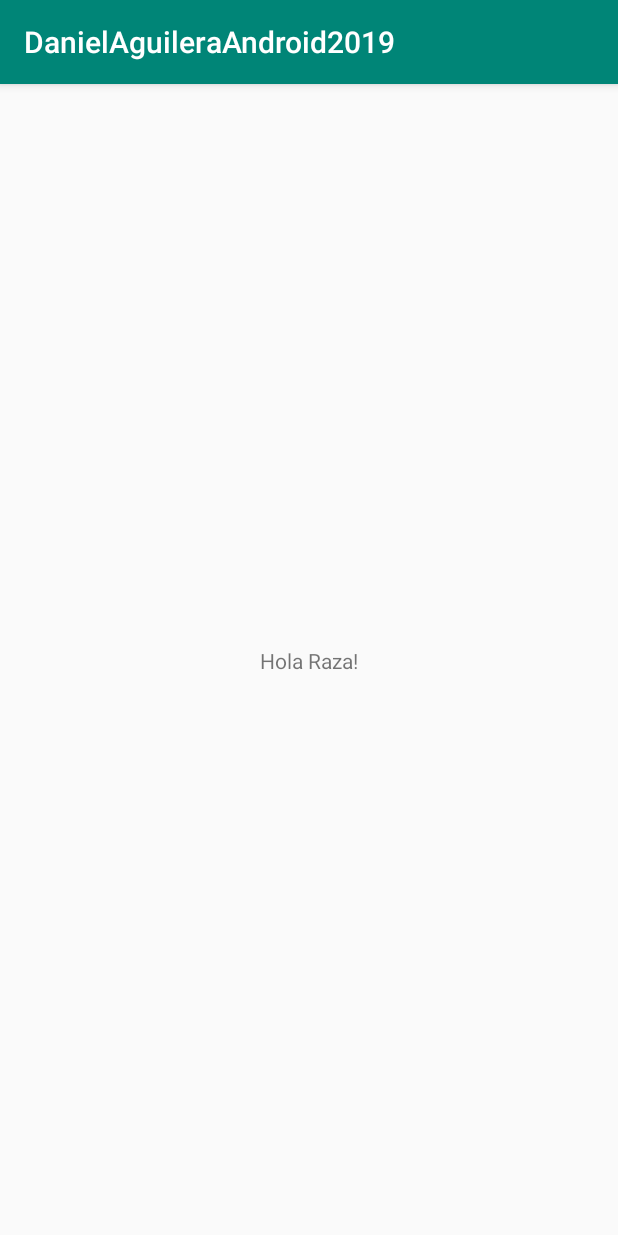
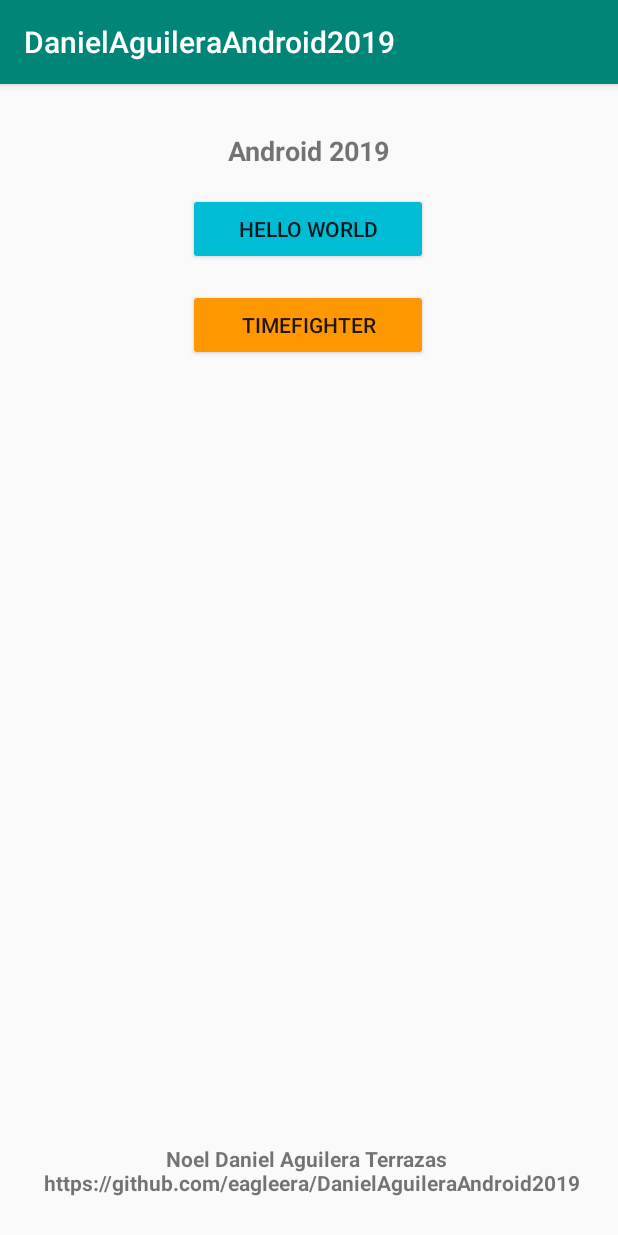
Before and after one commit to eagleera/DanielAguileraAndroid2019, an Android app: the screen it shows after launch (MainActivity), on a phone screen of 412 x 824 dp. Run offline under Robolectric (Android 15) with nearby library versions, the phone set to English and light mode, and no system bars.

Commit message:
se agrega nueva activity, y empezar a usar botones

```diff
--- a/app/src/main/AndroidManifest.xml
+++ b/app/src/main/AndroidManifest.xml
@@ -9,6 +9,8 @@
             android:roundIcon="@mipmap/ic_launcher_round"
             android:supportsRtl="true"
             android:theme="@style/AppTheme">
+        <activity android:name=".HelloWorld">
+        </activity>
         <activity android:name=".MainActivity">
             <intent-filter>
                 <action android:name="android.intent.action.MAIN"/>
--- a/app/src/main/java/com/example/danielaguileraandroid2019/MainActivity.kt
+++ b/app/src/main/java/com/example/danielaguileraandroid2019/MainActivity.kt
@@ -1,12 +1,19 @@
 package com.example.danielaguileraandroid2019
 
+import android.content.Intent
 import android.support.v7.app.AppCompatActivity
 import android.os.Bundle
+import kotlinx.android.synthetic.main.activity_main.*
 
 class MainActivity : AppCompatActivity() {
 
     override fun onCreate(savedInstanceState: Bundle?) {
         super.onCreate(savedInstanceState)
         setContentView(R.layout.activity_main)
+
+        btnHelloWorld.setOnClickListener {
+            val intent = Intent(this, HelloWorld::class.java)
+            startActivity(intent)
+        }
     }
 }
--- a/app/src/main/res/layout/activity_main.xml
+++ b/app/src/main/res/layout/activity_main.xml
@@ -10,10 +10,37 @@
     <TextView
             android:layout_width="wrap_content"
             android:layout_height="wrap_content"
-            android:text="Hola Raza!"
+            android:text="@string/title"
+            app:layout_constraintLeft_toLeftOf="parent"
+            android:layout_marginTop="32dp"
+            app:layout_constraintTop_toTopOf="parent" app:layout_constraintEnd_toEndOf="parent"
+            app:layout_constraintStart_toStartOf="parent" android:textStyle="bold" android:id="@+id/textView"
+            android:textSize="18dp" app:layout_constraintHorizontal_bias="0.498"/>
+    <Button
+            android:text="Hello World"
+            android:layout_width="wrap_content"
+            android:layout_height="wrap_content"
+            android:id="@+id/btnHelloWorld" app:layout_constraintEnd_toEndOf="parent"
+            app:layout_constraintStart_toStartOf="parent" android:layout_marginTop="16dp"
+            app:layout_constraintTop_toBottomOf="@+id/textView" app:layout_constraintHorizontal_bias="0.498"
+            android:width="160dp" android:backgroundTint="#00BCD4"/>
+    <Button
+            android:text="TIMEFIGHTER"
+            android:layout_width="wrap_content"
+            android:layout_height="wrap_content"
+            android:id="@+id/btnTimeFighter" app:layout_constraintEnd_toEndOf="parent"
+            app:layout_constraintStart_toStartOf="parent"
+            app:layout_constraintHorizontal_bias="0.498" android:layout_marginTop="16dp"
+            app:layout_constraintTop_toBottomOf="@+id/btnHelloWorld" android:width="160dp"
+            android:backgroundTint="#FF9800"/>
+    <TextView
+            android:text="Noel Daniel Aguilera Terrazas \n https://github.com/eagleera/DanielAguileraAndroid2019"
+            android:layout_width="wrap_content"
+            android:layout_height="wrap_content"
+            android:id="@+id/textView2"
             app:layout_constraintBottom_toBottomOf="parent"
-            app:layout_constraintLeft_toLeftOf="parent"
-            app:layout_constraintRight_toRightOf="parent"
-            app:layout_constraintTop_toTopOf="parent"/>
+            app:layout_constraintEnd_toEndOf="parent" app:layout_constraintStart_toStartOf="parent"
+            android:layout_marginBottom="26dp" android:textAlignment="center"
+            android:textStyle="bold"/>
 
 </android.support.constraint.ConstraintLayout>
--- a/app/src/main/res/values/strings.xml
+++ b/app/src/main/res/values/strings.xml
@@ -1,3 +1,4 @@
 <resources>
     <string name="app_name">DanielAguileraAndroid2019</string>
+    <string name="title">Android 2019</string>
 </resources>
```
Also changed, not shown: app/src/main/java/com/example/danielaguileraandroid2019/HelloWorld.kt (added, +14 -0 lines), app/src/main/res/layout/activity_hello_world.xml (added, +18 -0 lines).
